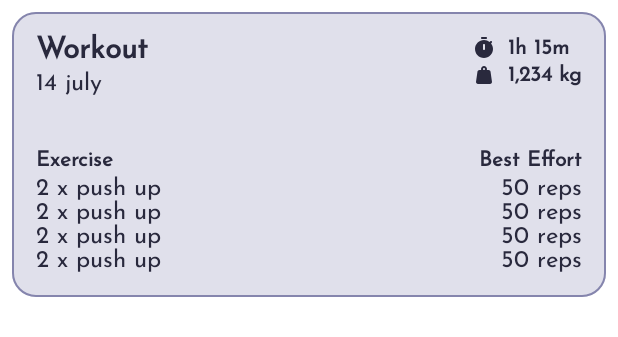
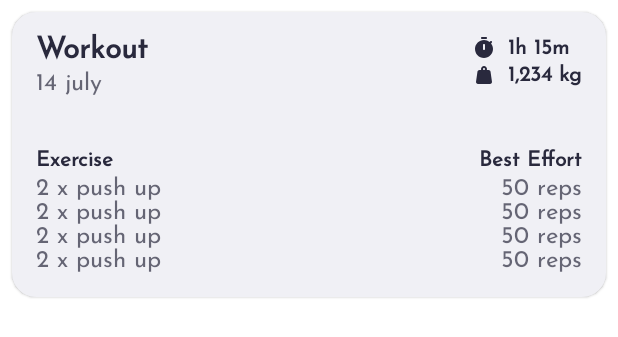
Before and after one commit to EduardDumitrescul/Liftio, an Android app built with Jetpack Compose: the @Preview function PreviewWorkoutCard, on a phone screen of 412 x 824 dp. Shown: the top 337 px of the screen. Run offline under Robolectric (Android 15) with nearby library versions, the phone set to English and light mode, and no system bars.

Commit message:
ref: better design

```diff
--- a/app/src/main/java/com/example/fitnesstracker/ui/components/workoutCard/WorkoutEntryCard.kt
+++ b/app/src/main/java/com/example/fitnesstracker/ui/components/workoutCard/WorkoutEntryCard.kt
@@ -11,7 +11,6 @@ import androidx.compose.material.icons.Icons
 import androidx.compose.material.icons.rounded.Timer
 import androidx.compose.material3.CardDefaults
 import androidx.compose.material3.Icon
-import androidx.compose.material3.OutlinedCard
 import androidx.compose.material3.Text
 import androidx.compose.runtime.Composable
 import androidx.compose.ui.Alignment
@@ -22,6 +21,7 @@ import androidx.compose.ui.res.painterResource
 import androidx.compose.ui.tooling.preview.Preview
 import androidx.compose.ui.unit.dp
 import com.example.fitnesstracker.R
+import com.example.fitnesstracker.ui.components.card.LargeCard
 import com.example.fitnesstracker.ui.theme.AppTheme
 
 @Composable
@@ -29,12 +29,9 @@ fun WorkoutEntryCard(
     state: WorkoutEntryCardState,
     modifier: Modifier = Modifier
 ) {
-    OutlinedCard(
+    LargeCard(
         onClick = { /*TODO*/ },
-        modifier = modifier,
-        shape = AppTheme.shapes.roundedNormalCornerShape,
-        colors = colors,
-        border = border
+        modifier = modifier
     ) {
         TopRow(
             name = state.name,
@@ -99,7 +96,8 @@ private fun WorkoutDate(
 ) {
     Text(
         text = date,
-        style = AppTheme.typography.body
+        style = AppTheme.typography.body,
+        color = AppTheme.colors.onBackground.copy(alpha = 0.7f)
     )
 }
 
@@ -115,11 +113,13 @@ private fun Statistic(
         Icon(
             modifier = Modifier.size(16.dp),
             imageVector = imageVector,
-            contentDescription = text
+            contentDescription = text,
+//            tint = AppTheme.colors.onBackground.copy(alpha = 0.7f)
         )
         Text(
             text = text,
-            style = AppTheme.typography.caption
+            style = AppTheme.typography.caption,
+//            color = AppTheme.colors.onBackground.copy(alpha = 0.7f)
         )
     }
 }
@@ -136,11 +136,13 @@ private fun Statistic(
         Icon(
             modifier = Modifier.size(16.dp),
             painter = painter,
-            contentDescription = text
+            contentDescription = text,
+//            tint = AppTheme.colors.onBackground.copy(alpha = 0.7f)
         )
         Text(
             text = text,
-            style = AppTheme.typography.caption
+            style = AppTheme.typography.caption,
+//            color = AppTheme.colors.onBackground.copy(alpha = 0.7f)
         )
     }
 }
@@ -151,7 +153,8 @@ private fun ExerciseListDescription(
     exercises: List<ExerciseEntrySummary>
 ) {
     Column(
-        modifier = Modifier.fillMaxWidth()
+        modifier = Modifier
+            .fillMaxWidth()
             .padding(16.dp)
     ) {
         Row(
@@ -178,11 +181,13 @@ private fun ExerciseListDescription(
             ) {
                 Text(
                     text = exercise.name,
-                    style = AppTheme.typography.body
+                    style = AppTheme.typography.body,
+                    color = AppTheme.colors.onBackground.copy(alpha = 0.7f)
                 )
                 Text(
                     text = exercise.effort,
-                    style = AppTheme.typography.body
+                    style = AppTheme.typography.body,
+                    color = AppTheme.colors.onBackground.copy(alpha = 0.7f)
                 )
             }
         }
```
